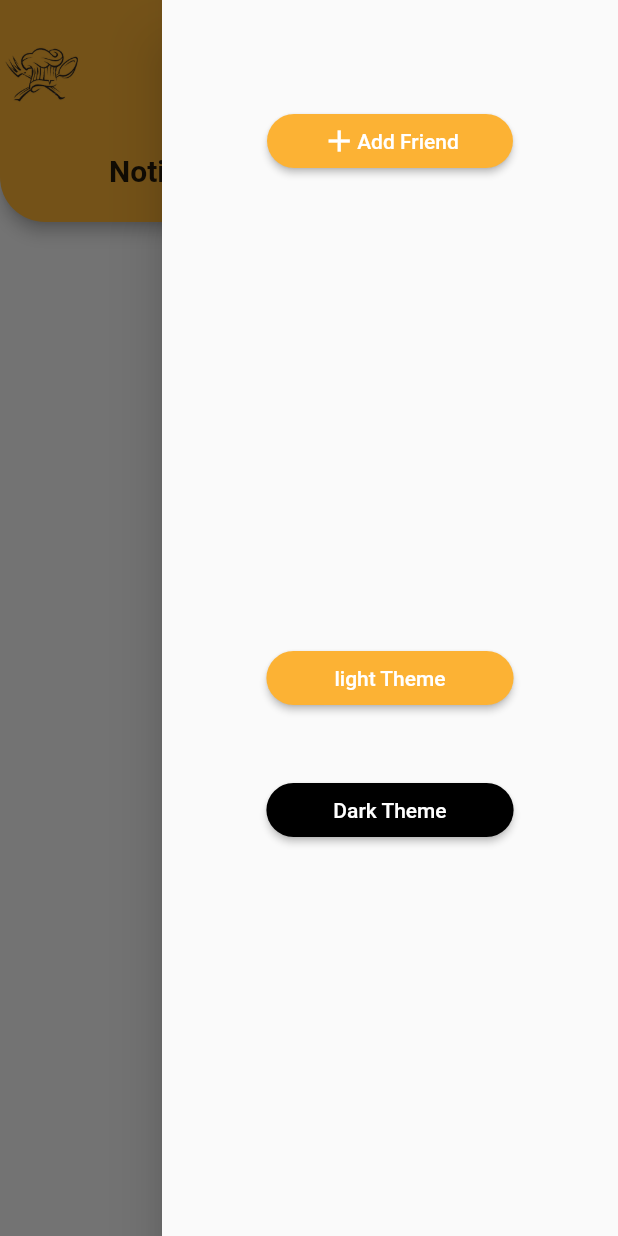
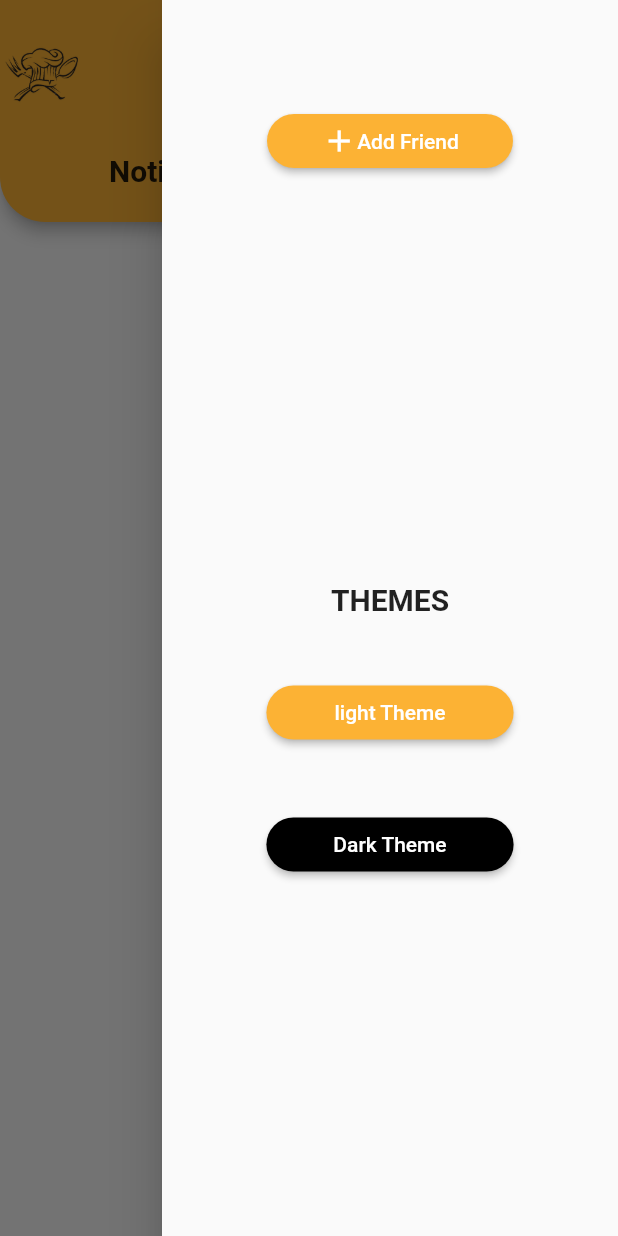
Before and after one commit to SaraZuhair/Final-Year-Project, a Flutter app: the Chat screen opened directly, with the side drawer open, on a phone screen of 412 x 824 dp. Run offline on Flutter 3.47's test engine with Material 2 defaults, Android fonts, the phone set to English and light mode, and no system bars; our stand-ins replace cloud_firestore, curved_navigation_bar, firebase_auth, firebase_core, flutter_form_builder, table_calendar; accounts and stored records are empty.

Commit message:
drawer update 2

```diff
--- a/lib/features/add.dart
+++ b/lib/features/add.dart
@@ -37,7 +37,8 @@ class _AddState extends State<Add> {
           ))
         ],
         backgroundColor: const Color(0xffFCB234),
-        title: const Center(child: Text("Add Calendar Information")),
+        title: const Center(
+          child: Text("Add Calendar Information")),
       ),
       body: ListView(
         padding: const EdgeInsets.all(16),
--- a/lib/screens/chat.dart
+++ b/lib/screens/chat.dart
@@ -80,7 +80,12 @@ class _ChatState extends State<Chat> {
 
             const SizedBox(height: 200,),
 
-
+               Container(
+              child: const Text("THEMES", style: TextStyle(
+                fontWeight: FontWeight.bold,
+                fontSize: 20
+              ),),
+            ),
             SingleChildScrollView(
               child: Container(
                 margin: const EdgeInsets.all(40),
@@ -110,6 +115,10 @@ class _ChatState extends State<Chat> {
                   ),
               ),
             ),
+
+
+
+
 
             Container(
               // margin: const EdgeInsets.only(bottom:70),
--- a/lib/screens/home.dart
+++ b/lib/screens/home.dart
@@ -76,7 +76,12 @@ class _HomeState extends State<Home> {
               ),
 
             const SizedBox(height: 200,),
-
+             Container(
+              child: const Text("THEMES", style: TextStyle(
+                fontWeight: FontWeight.bold,
+                fontSize: 20
+              ),),
+            ),
 
             SingleChildScrollView(
               child: Container(
--- a/lib/screens/notifiedchat.dart
+++ b/lib/screens/notifiedchat.dart
@@ -74,7 +74,12 @@ class _NotifiedChatState extends State<NotifiedChat> {
               ),
 
             const SizedBox(height: 200,),
-
+             Container(
+              child: const Text("THEMES", style: TextStyle(
+                fontWeight: FontWeight.bold,
+                fontSize: 20
+              ),),
+            ),
 
             SingleChildScrollView(
               child: Container(
--- a/lib/screens/profile.dart
+++ b/lib/screens/profile.dart
@@ -87,6 +87,12 @@ class _ProfileState extends State<Profile> {
 
             const SizedBox(height: 200,),
 
+              Container(
+              child: const Text("THEMES", style: TextStyle(
+                fontWeight: FontWeight.bold,
+                fontSize: 20
+              ),),
+            ),
 
             SingleChildScrollView(
               child: Container(
--- a/lib/screens/schedule.dart
+++ b/lib/screens/schedule.dart
@@ -48,7 +48,12 @@ class _ScheduleState extends State<Schedule> {
        ),
       ),
 
+
+
+
       endDrawer:  Drawer(
+
+
 
         child: SingleChildScrollView(
           child: Column(
@@ -84,7 +89,12 @@ class _ScheduleState extends State<Schedule> {
               ),
 
             const SizedBox(height: 200,),
-
+             Container(
+              child: const Text("THEMES", style: TextStyle(
+                fontWeight: FontWeight.bold,
+                fontSize: 20
+              ),),
+            ),
 
             SingleChildScrollView(
               child: Container(
```
